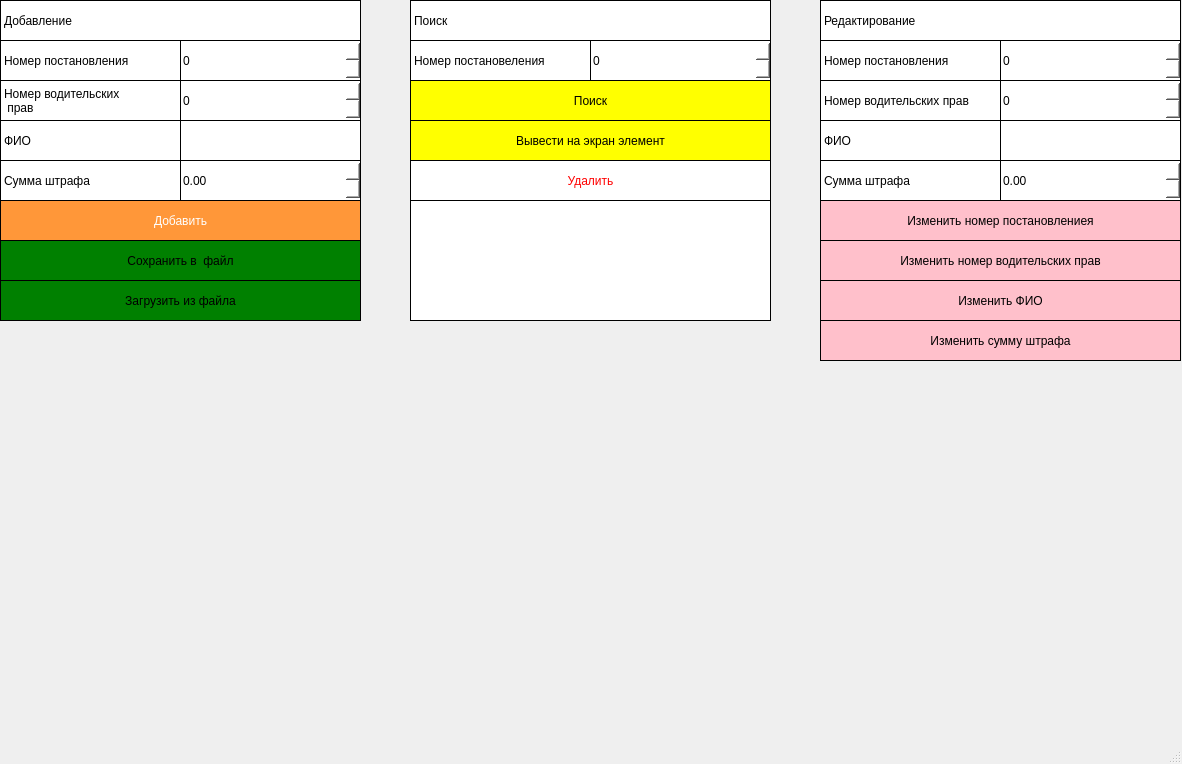
Above: mainwindow.ui from Dikobrazzzec/MPKursovaya before the change. Below: the same form after it.
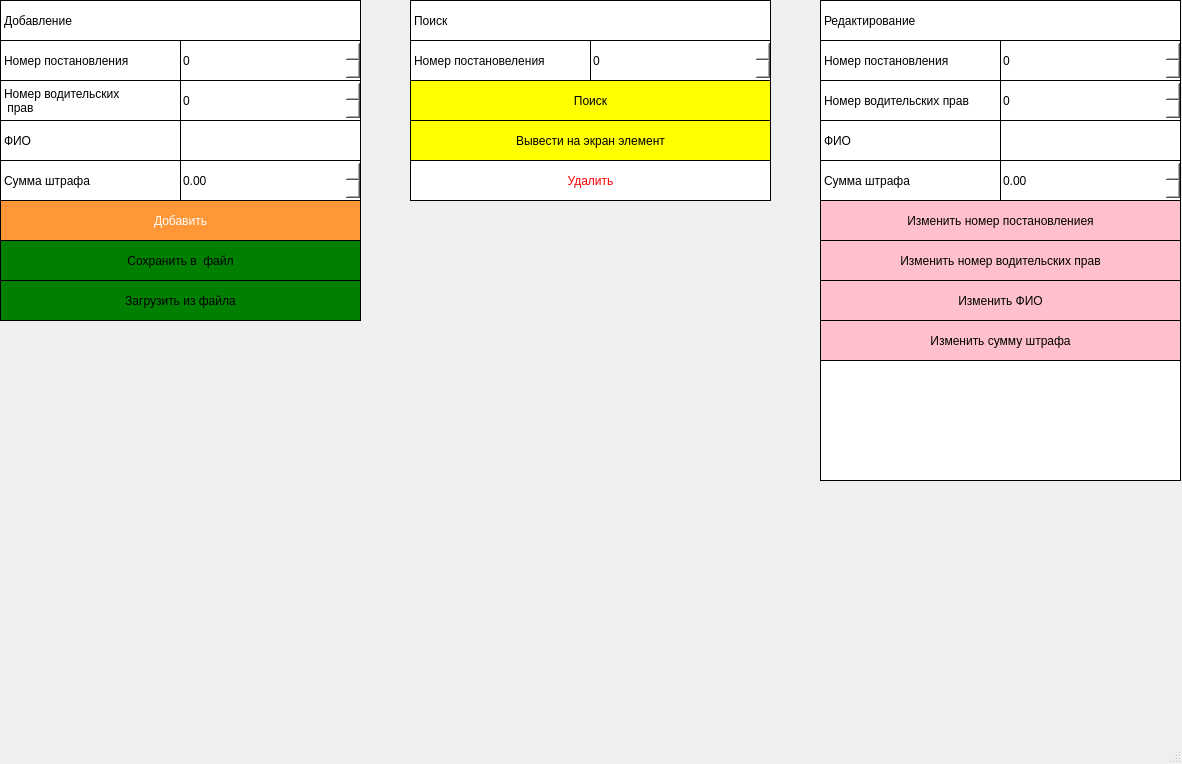
That is the form after the change.

The edit to the form file:
```diff
--- a/mainwindow.ui
+++ b/mainwindow.ui
@@ -672,8 +672,8 @@
    <widget class="QLabel" name="label_6">
     <property name="geometry">
      <rect>
-      <x>410</x>
-      <y>200</y>
+      <x>820</x>
+      <y>360</y>
       <width>361</width>
       <height>121</height>
      </rect>
```
